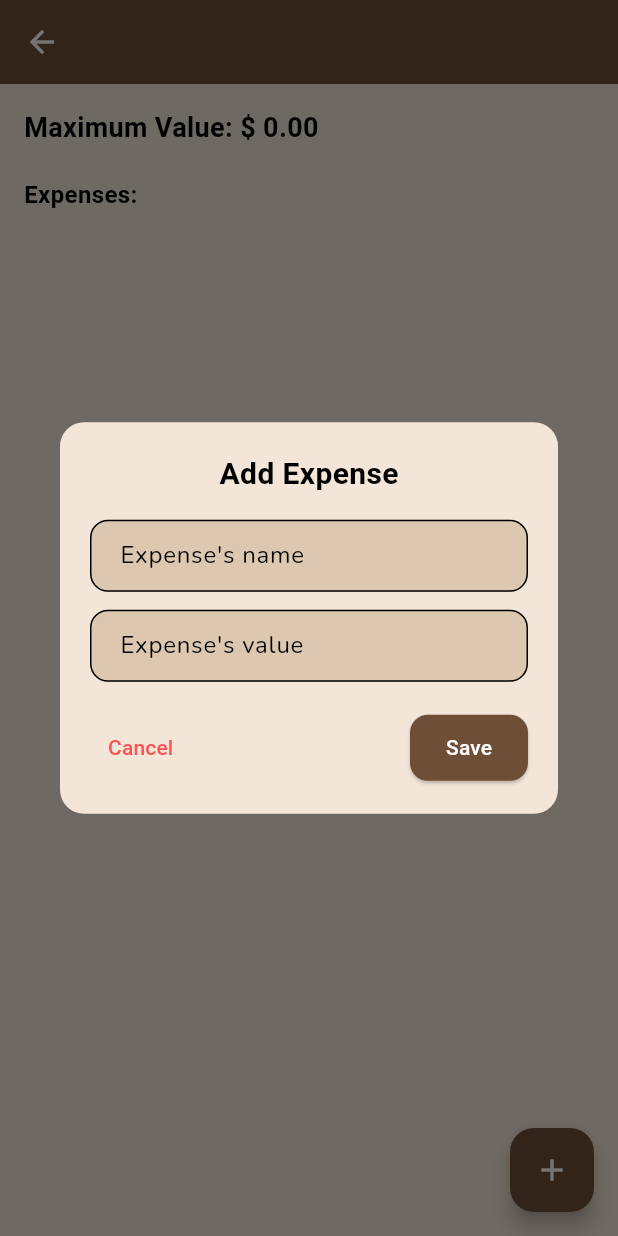
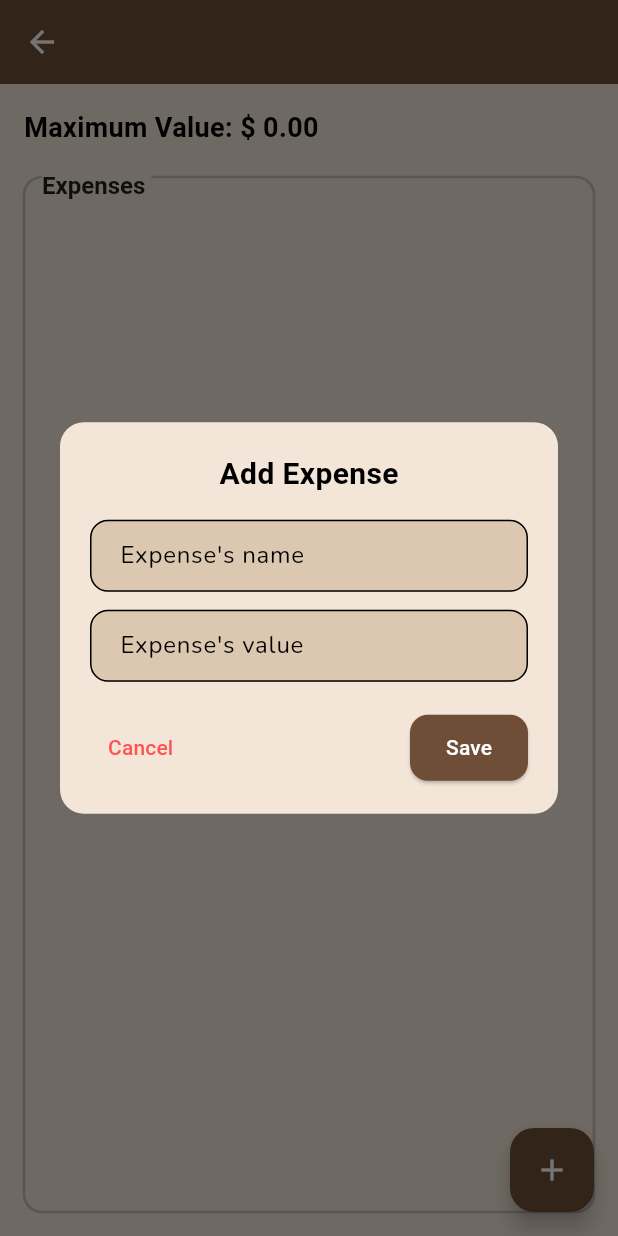
Before and after one commit to MrBertemes/budgets, a Flutter app: the BudgetDetailsPage screen opened directly with empty values, after a tap on the "add" icon, on a phone screen of 412 x 824 dp. Run offline on Flutter 3.47's test engine with Material 3 defaults, Android fonts, the phone set to English and light mode, and no system bars; our stand-ins replace auto_size_text, google_fonts, hive, hive_flutter; accounts and stored records are empty.

Commit message:
Expenses now update budgets visuals in home screen

```diff
--- a/lib/budget_detail.dart
+++ b/lib/budget_detail.dart
@@ -5,11 +5,13 @@ import 'package:fin/model/expense.dart';
 import 'package:flutter/material.dart';
 import 'package:intl/intl.dart';
 import 'package:uuid/uuid.dart';
+import 'dart:ui' as ui;
 
 class BudgetDetailsPage extends StatefulWidget {
   final Budget budget;
+  final ValueNotifier<int> update;
 
-  const BudgetDetailsPage({super.key, required this.budget});
+  const BudgetDetailsPage({super.key, required this.budget, required this.update});
 
   @override
   _BudgetDetailsPageState createState() => _BudgetDetailsPageState();
@@ -121,6 +123,7 @@ class _BudgetDetailsPageState extends State<BudgetDetailsPage> {
                           if (context.mounted) {
                             Navigator.of(context).pop();
                           }
+                          widget.update.value += 1;
                           setState(() {});
                         }
                       },
@@ -160,11 +163,15 @@ class _BudgetDetailsPageState extends State<BudgetDetailsPage> {
               style: const TextStyle(fontSize: 18, fontWeight: FontWeight.bold),
             ),
             const SizedBox(height: 20),
-            Text(
-              "${S.of(context).gastos}:",
-              style: TextStyle(fontSize: 16, fontWeight: FontWeight.bold),
-            ),
+            // Text(
+            //   "${S.of(context).gastos}:",
+            //   style: TextStyle(fontSize: 16, fontWeight: FontWeight.bold),
+            // ),
             Expanded(
+              child: CustomPaint(
+                painter: LabelBorderPainter(label: S.of(context).gastos),
+                child: Padding(
+                  padding: const EdgeInsets.all(16.0),
                   child: ListView.builder(
                     itemCount: expenses.length,
                     itemBuilder: (context, index) {
@@ -186,6 +193,7 @@ class _BudgetDetailsPageState extends State<BudgetDetailsPage> {
                                 widget.budget.id,
                                 expenses[index].id,
                               );
+                              widget.update.value -= 1;
                               setState(() {
                                 expenses.removeWhere(
                                   (item) => item.id == expenses[index].id,
@@ -196,6 +204,8 @@ class _BudgetDetailsPageState extends State<BudgetDetailsPage> {
                         ),
                       );
                     },
+                  ),
+                ),
               ),
             ),
           ],
@@ -210,6 +220,147 @@ class _BudgetDetailsPageState extends State<BudgetDetailsPage> {
     );
   }
 }
+
+class LabelBorderPainter extends CustomPainter {
+  final String label;
+  final Color borderColor;
+  final double borderRadius;
+
+  LabelBorderPainter({
+    required this.label,
+    this.borderColor = const Color(0xFFBDBDBD),
+    this.borderRadius = 12.0,
+  });
+
+  @override
+  void paint(Canvas canvas, Size size) {
+    final paint = Paint()
+      ..color = borderColor
+      ..style = PaintingStyle.stroke
+      ..strokeWidth = 1.8;
+
+    const labelPaddingH = 8.0;
+    const labelPaddingV = 4.0;
+
+    final textPainter = TextPainter(
+      text: TextSpan(
+        text: label,
+        style: const TextStyle(
+          fontSize: 16,
+          fontWeight: FontWeight.w600,
+          color: Colors.black87,
+        ),
+      ),
+      textDirection: ui.TextDirection.ltr,
+    );
+    textPainter.layout();
+
+    final textWidth = textPainter.width + labelPaddingH * 2;
+    final textHeight = textPainter.height + labelPaddingV * 2;
+
+    final path = Path();
+
+    // Começa no canto superior esquerdo (depois do texto)
+    path.moveTo(textWidth, 0);
+    path.lineTo(size.width - borderRadius, 0);
+    path.arcToPoint(
+      Offset(size.width, borderRadius),
+      radius: Radius.circular(borderRadius),
+    );
+    path.lineTo(size.width, size.height - borderRadius);
+    path.arcToPoint(
+      Offset(size.width - borderRadius, size.height),
+      radius: Radius.circular(borderRadius),
+    );
+    path.lineTo(borderRadius, size.height);
+    path.arcToPoint(
+      Offset(0, size.height - borderRadius),
+      radius: Radius.circular(borderRadius),
+    );
+    path.lineTo(0, borderRadius);
+    path.arcToPoint(
+      Offset(borderRadius, 0),
+      radius: Radius.circular(borderRadius),
+    );
+
+    // desenha a borda
+    canvas.drawPath(path, paint);
+
+    // // desenha o texto sem caixa
+    // textPainter.paint(
+    //   canvas,
+    //   Offset(labelPaddingH, -(textPainter.height / 2) + 8),
+    // );
+
+    // 📌 Ajuste do texto centralizado e um pouco à direita
+    final dx = labelPaddingH + 4; // move o texto para direita
+    final dy = -textHeight / 2 + textPainter.height / 2; // centraliza vertical
+    textPainter.paint(canvas, Offset(dx, dy));
+  }
+
+  @override
+  bool shouldRepaint(covariant CustomPainter oldDelegate) => false;
+}
+
+
+// class LabelBorderPainter extends CustomPainter {
+//   final String label;
+//   LabelBorderPainter({required this.label});
+
+//   @override
+//   void paint(Canvas canvas, Size size) {
+//     final paint = Paint()
+//       ..color = Colors.black
+//       ..style = PaintingStyle.stroke;
+
+//     final radius = 10.0;
+//     const labelPadding = 8.0;
+
+//     // Desenha o retângulo com cantos arredondados
+//     final rrect = RRect.fromRectAndRadius(
+//       Rect.fromLTWH(0, 0, size.width, size.height),
+//       Radius.circular(radius),
+//     );
+
+//     // Cria um Path com "recorte" no topo para o texto
+//     final path = Path()..addRRect(rrect);
+//     final textPainter = TextPainter(
+//       text: TextSpan(
+//         text: label,
+//         style: const TextStyle(fontSize: 16, color: Colors.black),
+//       ),
+//       textDirection: ui.TextDirection.ltr,
+//     );
+//     textPainter.layout();
+
+//     // Mede e cria o espaço
+//     final textWidth = textPainter.width + labelPadding * 2;
+//     final cutPath = Path()
+//       ..addRect(Rect.fromLTWH(
+//         (size.width - textWidth) / 2,
+//         -1, // ligeiramente para cima para esconder a borda
+//         textWidth,
+//         textPainter.height,
+//       ));
+
+//     // Remove a parte da borda para o texto
+//     final finalPath = Path.combine(PathOperation.difference, path, cutPath);
+
+//     // Desenha
+//     canvas.drawPath(finalPath, paint);
+
+//     // Desenha o texto por cima
+//     textPainter.paint(
+//       canvas,
+//       Offset((size.width - textWidth) / 2 + labelPadding,
+//           -(textPainter.height / 2) + 8),
+//     );
+//   }
+
+//   @override
+//   bool shouldRepaint(covariant CustomPainter oldDelegate) => false;
+// }
+
 
 Widget _buildTextField({
   required String label,
--- a/lib/home.dart
+++ b/lib/home.dart
@@ -3,7 +3,7 @@ import 'package:fin/add_budget.dart';
 import 'package:fin/budget_appbar.dart';
 import 'package:fin/budget_detail.dart';
 import 'package:fin/model/budget_service.dart';
-import 'package:fin/model/expense.dart';
+// import 'package:fin/model/expense.dart';
 import 'package:flutter/foundation.dart';
 import 'package:fin/model/budget.dart';
 import 'package:flutter/material.dart';
@@ -158,7 +158,7 @@ class _HomeState extends State<Home> {
               Budget budget =
                   isActiveFilter ? filteredBudgets[index] : budgets[index];
 
-              ValueNotifier<List<Expense>> exps =  ValueNotifier(budget.expenses);
+              ValueNotifier<int> exps =  ValueNotifier(0);
               return Padding(
                 padding: const EdgeInsets.symmetric(
                   vertical: 8.0,
@@ -211,7 +211,7 @@ class _HomeState extends State<Home> {
                           context,
                           MaterialPageRoute(
                             builder:
-                                (context) => BudgetDetailsPage(budget: budget),
+                                (context) => BudgetDetailsPage(budget: budget, update: exps),
                           ),
                         );
                       },
```
Lines whose indentation alone changed are shown as unchanged.
